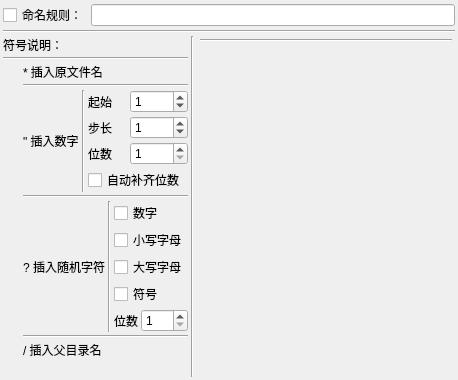
This is ui/src/ui_widget_filename_pattern.ui in PPJUST/Easy-ReNamer as Qt 5 draws it before an edit. The edited form follows.
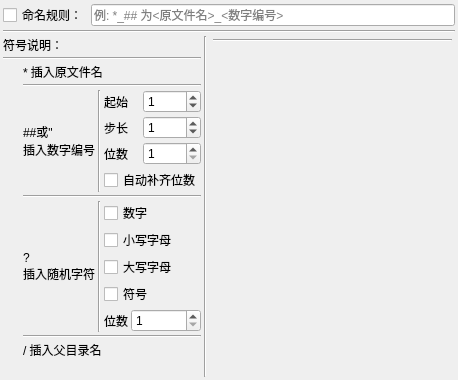
This is the edited form.

Commit message: 1. 修改重命名模版中的数字key 2. 修复自动处理重命名冲突功能 3. 添加一些功能文本

The edit to the form file:
```diff
--- a/ui/src/ui_widget_filename_pattern.ui
+++ b/ui/src/ui_widget_filename_pattern.ui
@@ -39,7 +39,11 @@
       </widget>
      </item>
      <item>
-      <widget class="QLineEdit" name="lineEdit_pattern"/>
+      <widget class="QLineEdit" name="lineEdit_pattern">
+       <property name="placeholderText">
+        <string>例: *_## 为&lt;原文件名&gt;_&lt;数字编号&gt;</string>
+       </property>
+      </widget>
      </item>
     </layout>
    </item>
@@ -116,7 +120,8 @@
              <item>
               <widget class="QLabel" name="label_5">
                <property name="text">
-                <string>&quot; 插入数字</string>
+                <string>##或&quot;
+插入数字编号</string>
                </property>
               </widget>
              </item>
@@ -249,7 +254,8 @@
              <item>
               <widget class="QLabel" name="label_4">
                <property name="text">
-                <string>? 插入随机字符</string>
+                <string>?
+插入随机字符</string>
                </property>
               </widget>
              </item>
```
The commit also changes 8 other files.
